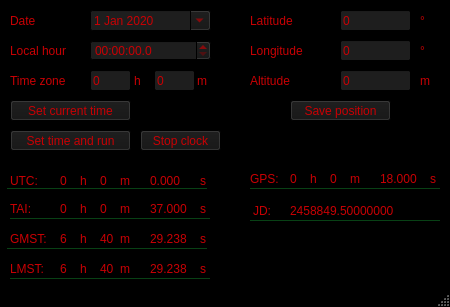
Qt form mainwindow.ui (IamNotProgrammer/AstroTime) before a commit.
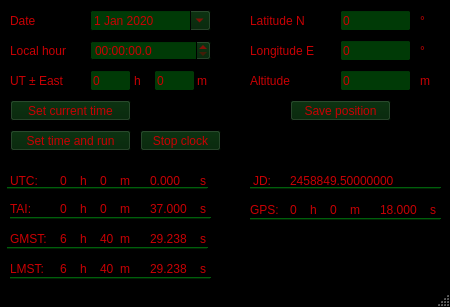
The same form after that commit.

```diff
--- a/mainwindow.ui
+++ b/mainwindow.ui
@@ -25,27 +25,27 @@
      <colorrole role="Button">
       <brush brushstyle="SolidPattern">
        <color alpha="255">
-        <red>21</red>
-        <green>21</green>
-        <blue>21</blue>
+        <red>0</red>
+        <green>34</green>
+        <blue>4</blue>
        </color>
       </brush>
      </colorrole>
      <colorrole role="Light">
       <brush brushstyle="SolidPattern">
        <color alpha="255">
-        <red>8</red>
-        <green>65</green>
-        <blue>21</blue>
+        <red>0</red>
+        <green>35</green>
+        <blue>4</blue>
        </color>
       </brush>
      </colorrole>
      <colorrole role="Midlight">
       <brush brushstyle="SolidPattern">
        <color alpha="255">
-        <red>0</red>
-        <green>0</green>
-        <blue>0</blue>
+        <red>252</red>
+        <green>233</green>
+        <blue>79</blue>
        </color>
       </brush>
      </colorrole>
@@ -53,8 +53,8 @@
       <brush brushstyle="SolidPattern">
        <color alpha="255">
         <red>0</red>
-        <green>0</green>
-        <blue>0</blue>
+        <green>95</green>
+        <blue>11</blue>
        </color>
       </brush>
      </colorrole>
@@ -97,9 +97,9 @@
      <colorrole role="Base">
       <brush brushstyle="SolidPattern">
        <color alpha="255">
-        <red>30</red>
-        <green>30</green>
-        <blue>30</blue>
+        <red>0</red>
+        <green>58</green>
+        <blue>6</blue>
        </color>
       </brush>
      </colorrole>
@@ -198,27 +198,27 @@
      <colorrole role="Button">
       <brush brushstyle="SolidPattern">
        <color alpha="255">
-        <red>21</red>
-        <green>21</green>
-        <blue>21</blue>
+        <red>0</red>
+        <green>34</green>
+        <blue>4</blue>
        </color>
       </brush>
      </colorrole>
      <colorrole role="Light">
       <brush brushstyle="SolidPattern">
        <color alpha="255">
-        <red>8</red>
-        <green>65</green>
-        <blue>21</blue>
+        <red>0</red>
+        <green>35</green>
+        <blue>4</blue>
        </color>
       </brush>
      </colorrole>
      <colorrole role="Midlight">
       <brush brushstyle="SolidPattern">
        <color alpha="255">
-        <red>0</red>
-        <green>0</green>
-        <blue>0</blue>
+        <red>252</red>
+        <green>233</green>
+        <blue>79</blue>
        </color>
       </brush>
      </colorrole>
@@ -226,8 +226,8 @@
       <brush brushstyle="SolidPattern">
        <color alpha="255">
         <red>0</red>
-        <green>0</green>
-        <blue>0</blue>
+        <green>95</green>
+        <blue>11</blue>
        </color>
       </brush>
      </colorrole>
@@ -270,9 +270,9 @@
      <colorrole role="Base">
       <brush brushstyle="SolidPattern">
        <color alpha="255">
-        <red>30</red>
-        <green>30</green>
-        <blue>30</blue>
+        <red>0</red>
+        <green>58</green>
+        <blue>6</blue>
        </color>
       </brush>
      </colorrole>
@@ -363,35 +363,35 @@
       <brush brushstyle="SolidPattern">
        <color alpha="255">
         <red>0</red>
-        <green>0</green>
-        <blue>0</blue>
+        <green>95</green>
+        <blue>11</blue>
        </color>
       </brush>
      </colorrole>
      <colorrole role="Button">
       <brush brushstyle="SolidPattern">
        <color alpha="255">
-        <red>21</red>
-        <green>21</green>
-        <blue>21</blue>
+        <red>0</red>
+        <green>34</green>
+        <blue>4</blue>
        </color>
       </brush>
      </colorrole>
      <colorrole role="Light">
       <brush brushstyle="SolidPattern">
        <color alpha="255">
-        <red>8</red>
-        <green>65</green>
-        <blue>21</blue>
+        <red>0</red>
+        <green>35</green>
+        <blue>4</blue>
        </color>
       </brush>
      </colorrole>
      <colorrole role="Midlight">
       <brush brushstyle="SolidPattern">
        <color alpha="255">
-        <red>0</red>
-        <green>0</green>
-        <blue>0</blue>
+        <red>252</red>
+        <green>233</green>
+        <blue>79</blue>
        </color>
       </brush>
      </colorrole>
@@ -399,8 +399,8 @@
       <brush brushstyle="SolidPattern">
        <color alpha="255">
         <red>0</red>
-        <green>0</green>
-        <blue>0</blue>
+        <green>95</green>
+        <blue>11</blue>
        </color>
       </brush>
      </colorrole>
@@ -417,8 +417,8 @@
       <brush brushstyle="SolidPattern">
        <color alpha="255">
         <red>0</red>
-        <green>0</green>
-        <blue>0</blue>
+        <green>95</green>
+        <blue>11</blue>
        </color>
       </brush>
      </colorrole>
@@ -435,8 +435,8 @@
       <brush brushstyle="SolidPattern">
        <color alpha="255">
         <red>0</red>
-        <green>0</green>
-        <blue>0</blue>
+        <green>95</green>
+        <blue>11</blue>
        </color>
       </brush>
      </colorrole>
@@ -609,7 +609,7 @@
      </rect>
     </property>
     <property name="text">
-     <string>Time zone</string>
+     <string>UT ± East</string>
     </property>
    </widget>
    <widget class="QLineEdit" name="time_zone_h">
@@ -669,12 +669,12 @@
      <rect>
       <x>250</x>
       <y>10</y>
-      <width>62</width>
+      <width>91</width>
       <height>21</height>
      </rect>
     </property>
     <property name="text">
-     <string>Latitude</string>
+     <string>Latitude N</string>
     </property>
    </widget>
    <widget class="QLabel" name="label_7">
@@ -682,12 +682,12 @@
      <rect>
       <x>250</x>
       <y>40</y>
-      <width>71</width>
+      <width>91</width>
       <height>21</height>
      </rect>
     </property>
     <property name="text">
-     <string>Longitude</string>
+     <string>Longitude E</string>
     </property>
    </widget>
    <widget class="QLabel" name="label_8">
@@ -913,7 +913,7 @@
     <property name="geometry">
      <rect>
       <x>253</x>
-      <y>200</y>
+      <y>170</y>
       <width>21</width>
       <height>21</height>
      </rect>
@@ -926,7 +926,7 @@
     <property name="geometry">
      <rect>
       <x>290</x>
-      <y>200</y>
+      <y>170</y>
       <width>141</width>
       <height>21</height>
      </rect>
@@ -1062,9 +1062,9 @@
     <property name="geometry">
      <rect>
       <x>250</x>
-      <y>210</y>
+      <y>180</y>
       <width>191</width>
-      <height>21</height>
+      <height>16</height>
      </rect>
     </property>
     <property name="palette">
@@ -1353,9 +1353,9 @@
     <property name="geometry">
      <rect>
       <x>250</x>
-      <y>170</y>
+      <y>200</y>
       <width>31</width>
-      <height>17</height>
+      <height>20</height>
      </rect>
     </property>
     <property name="text">
@@ -1366,9 +1366,9 @@
     <property name="geometry">
      <rect>
       <x>250</x>
-      <y>180</y>
+      <y>210</y>
       <width>191</width>
-      <height>16</height>
+      <height>19</height>
      </rect>
     </property>
     <property name="autoFillBackground">
@@ -1385,9 +1385,9 @@
     <property name="geometry">
      <rect>
       <x>430</x>
-      <y>170</y>
+      <y>200</y>
       <width>16</width>
-      <height>17</height>
+      <height>20</height>
      </rect>
     </property>
     <property name="text">
@@ -1398,9 +1398,9 @@
     <property name="geometry">
      <rect>
       <x>380</x>
-      <y>170</y>
+      <y>200</y>
       <width>51</width>
-      <height>17</height>
+      <height>20</height>
      </rect>
     </property>
     <property name="text">
@@ -1411,9 +1411,9 @@
     <property name="geometry">
      <rect>
       <x>350</x>
-      <y>170</y>
+      <y>200</y>
       <width>21</width>
-      <height>17</height>
+      <height>20</height>
      </rect>
     </property>
     <property name="text">
@@ -1424,9 +1424,9 @@
     <property name="geometry">
      <rect>
       <x>330</x>
-      <y>170</y>
+      <y>200</y>
       <width>21</width>
-      <height>17</height>
+      <height>20</height>
      </rect>
     </property>
     <property name="text">
@@ -1437,9 +1437,9 @@
     <property name="geometry">
      <rect>
       <x>310</x>
-      <y>170</y>
+      <y>200</y>
       <width>16</width>
-      <height>17</height>
+      <height>20</height>
      </rect>
     </property>
     <property name="text">
@@ -1450,9 +1450,9 @@
     <property name="geometry">
      <rect>
       <x>290</x>
-      <y>170</y>
+      <y>200</y>
       <width>21</width>
-      <height>17</height>
+      <height>20</height>
      </rect>
     </property>
     <property name="text">
```
